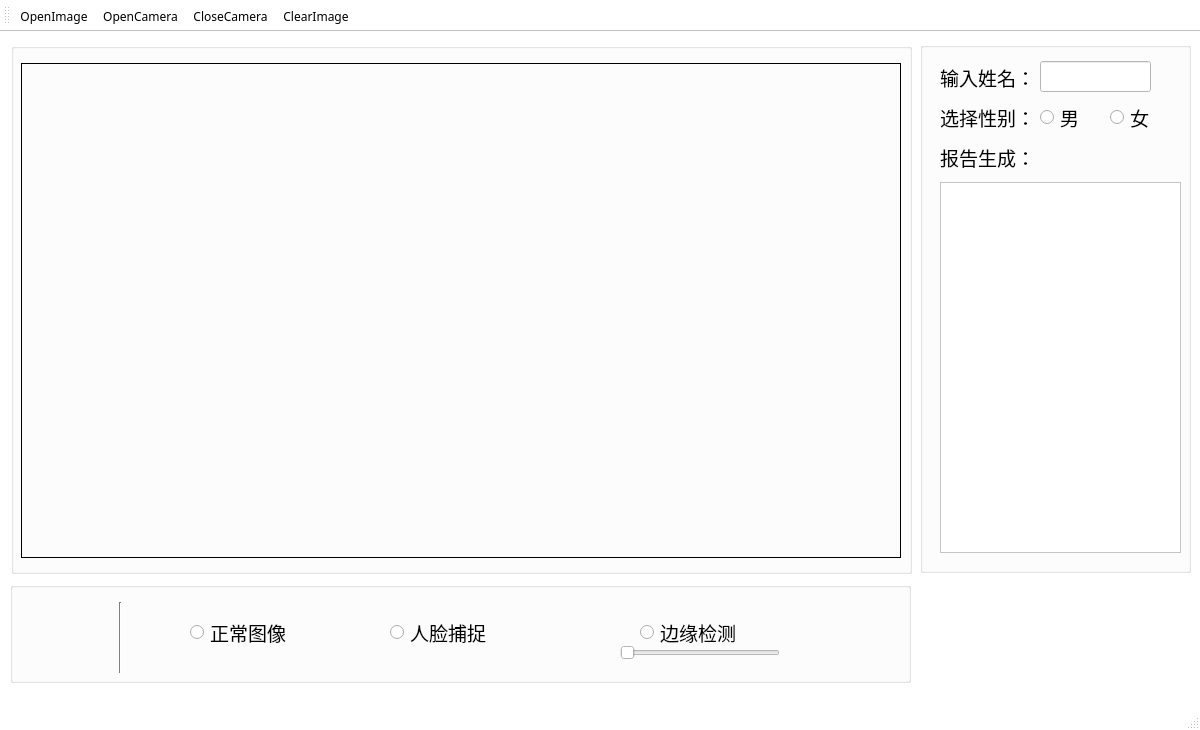
This is GUIDesign.ui in Mitty-Hu/CGproject as Qt 5 draws it before an edit. The edited form follows.
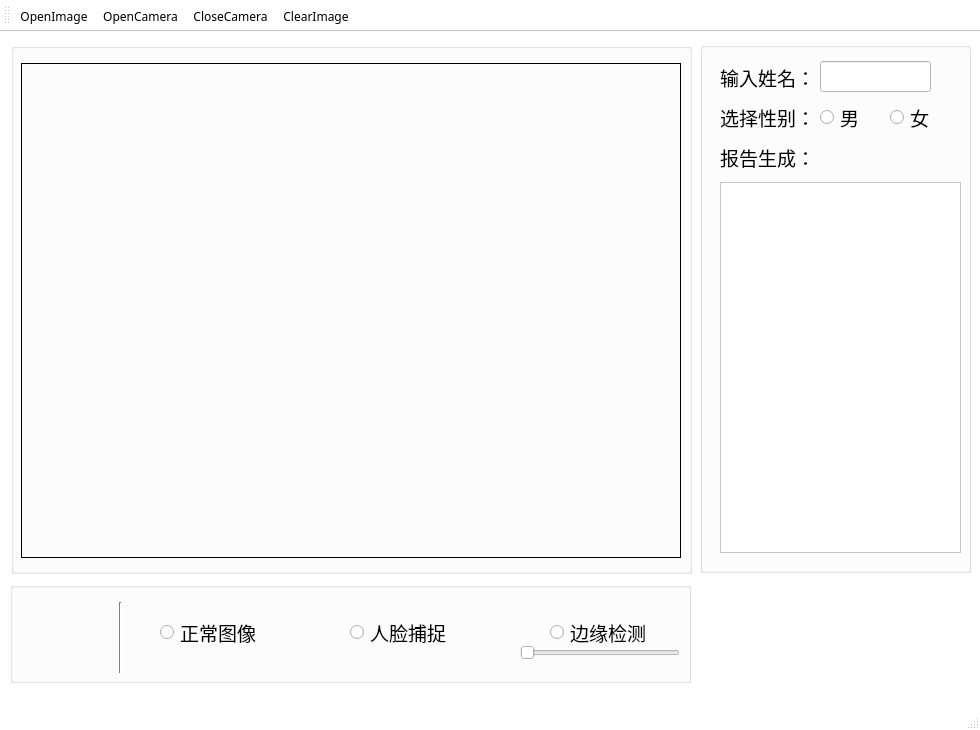
This is the edited form. Icons and pictures are not drawn.

Commit message: 页面优化

What changed in the file:
```diff
--- a/GUIDesign.ui
+++ b/GUIDesign.ui
@@ -9,13 +9,13 @@
    <rect>
     <x>0</x>
     <y>0</y>
-    <width>1200</width>
+    <width>980</width>
     <height>730</height>
    </rect>
   </property>
   <property name="minimumSize">
    <size>
-    <width>1200</width>
+    <width>980</width>
     <height>730</height>
    </size>
   </property>
@@ -488,13 +488,13 @@
      <rect>
       <x>10</x>
       <y>550</y>
-      <width>901</width>
+      <width>681</width>
       <height>101</height>
      </rect>
     </property>
     <property name="minimumSize">
      <size>
-      <width>901</width>
+      <width>681</width>
       <height>101</height>
      </size>
     </property>
@@ -563,7 +563,7 @@
     <widget class="QRadioButton" name="radioButton_NormalImage">
      <property name="geometry">
       <rect>
-       <x>180</x>
+       <x>150</x>
        <y>40</y>
        <width>101</width>
        <height>21</height>
@@ -581,7 +581,7 @@
     <widget class="QRadioButton" name="radioButton_FaceTract">
      <property name="geometry">
       <rect>
-       <x>380</x>
+       <x>340</x>
        <y>40</y>
        <width>101</width>
        <height>21</height>
@@ -599,7 +599,7 @@
     <widget class="QRadioButton" name="radioButton_EdgeTract">
      <property name="geometry">
       <rect>
-       <x>630</x>
+       <x>540</x>
        <y>40</y>
        <width>101</width>
        <height>21</height>
@@ -617,7 +617,7 @@
     <widget class="QSlider" name="horizontalSlider_EdgeTract">
      <property name="geometry">
       <rect>
-       <x>610</x>
+       <x>510</x>
        <y>60</y>
        <width>160</width>
        <height>22</height>
@@ -642,7 +642,7 @@
      <rect>
       <x>11</x>
       <y>11</y>
-      <width>901</width>
+      <width>681</width>
       <height>531</height>
      </rect>
     </property>
@@ -666,7 +666,7 @@
       <rect>
        <x>10</x>
        <y>20</y>
-       <width>880</width>
+       <width>660</width>
        <height>495</height>
       </rect>
      </property>
@@ -684,7 +684,7 @@
    <widget class="QGroupBox" name="groupBox_3">
     <property name="geometry">
      <rect>
-      <x>920</x>
+      <x>700</x>
       <y>10</y>
       <width>271</width>
       <height>531</height>
@@ -876,7 +876,7 @@
    <widget class="QLabel" name="label_SJTUlogo">
     <property name="geometry">
      <rect>
-      <x>920</x>
+      <x>700</x>
       <y>550</y>
       <width>271</width>
       <height>91</height>
```
Left out of the diff: 4 changed lines with no effect on the pictures. The commit also changes 2 other files.
